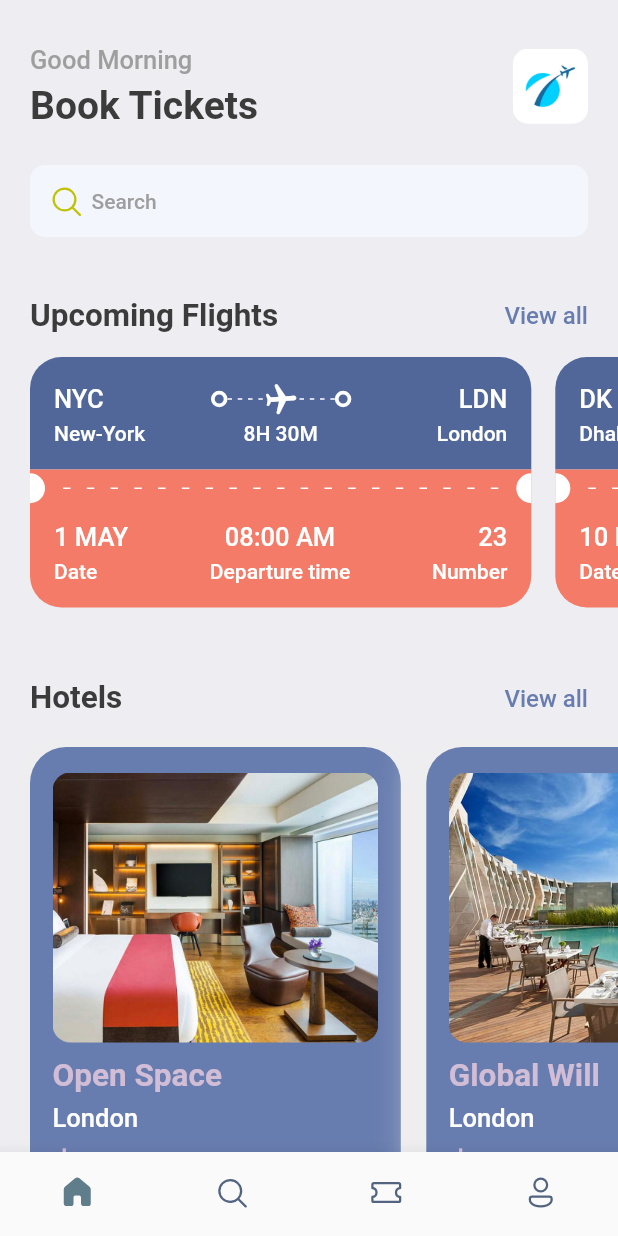
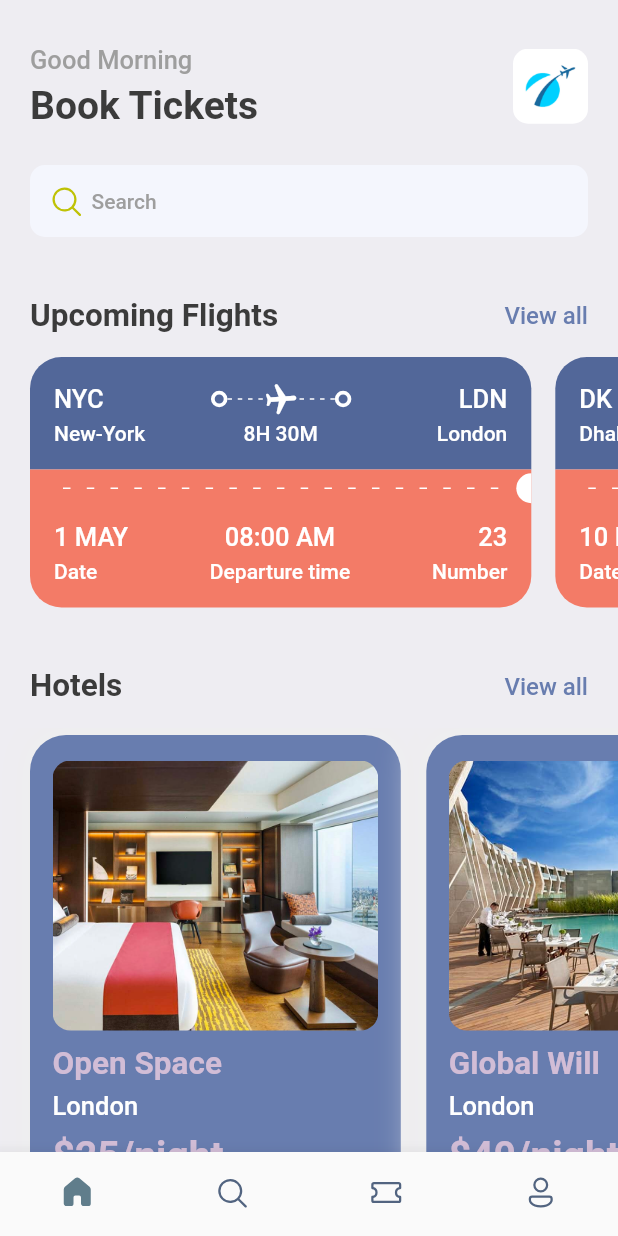
Before and after one commit to mounirmelzi/flutter-ticket-booking-app-ui, a Flutter app: the screen it shows after launch, on a phone screen of 412 x 824 dp. Run offline on Flutter 3.47's test engine with Material 2 defaults, Android fonts, the phone set to English and light mode, and no system bars; our stand-ins replace fluentui_icons, gap, get.

Commit message:
adjust padding and spaces

```diff
--- a/lib/screens/home_screen.dart
+++ b/lib/screens/home_screen.dart
@@ -106,7 +106,7 @@ class HomeScreen extends StatelessWidget {
               children: ticketsList.map((e) => TicketView(ticket: e)).toList(),
             ),
           ),
-          const Gap(15.0),
+          const Gap(40.0),
           Padding(
             padding: const EdgeInsets.symmetric(horizontal: 20.0),
             child: Row(
--- a/lib/screens/hotel_view.dart
+++ b/lib/screens/hotel_view.dart
@@ -14,7 +14,6 @@ class HotelView extends StatelessWidget {
 
     return Container(
       width: size.width * 0.6,
-      height: 350,
       padding: const EdgeInsets.symmetric(
         horizontal: 15.0,
         vertical: 17.0
--- a/lib/screens/ticket_view.dart
+++ b/lib/screens/ticket_view.dart
@@ -15,7 +15,6 @@ class TicketView extends StatelessWidget {
 
     return SizedBox(
       width: size.width * 0.85,
-      height: 200.0,
       child: Container(
         margin: const EdgeInsets.only(right: 16.0),
         child: Column(
@@ -131,7 +130,6 @@ class TicketView extends StatelessWidget {
               child: Row(
                 children: [
                   const SizedBox(
-                    height: 20.0,
                     width: 10.0,
                     child: DecoratedBox(
                       decoration: BoxDecoration(
--- a/pubspec.yaml
+++ b/pubspec.yaml
@@ -37,6 +37,7 @@ dependencies:
   cupertino_icons: ^1.0.2
   fluentui_icons: ^1.0.0
   gap: ^2.0.0
+  get:
 
 dev_dependencies:
   flutter_test:
```
Also changed, not shown: lib/utils/app_layout.dart (+9 -0 lines), pubspec.lock.
